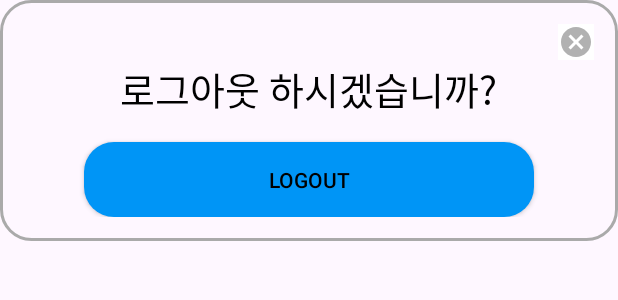
After one commit to Team14SNS/Philogram, an Android app: the layout dialog_logout.xml on its own in the app's theme, with its tools: preview values and no code run, on a phone screen of 412 x 824 dp. The commit adds this screen. Shown: the top 300 px of the screen. Run offline under Robolectric (Android 15) with nearby library versions, the phone set to English and light mode, and no system bars.

Commit message:
FEAT: 로그 아웃 기능 추가

```diff
--- a/app/src/main/java/com/example/philogram/MyPageEditActivity.kt
+++ b/app/src/main/java/com/example/philogram/MyPageEditActivity.kt
@@ -52,7 +52,6 @@ class MyPageEditActivity : AppCompatActivity() {
             edt_nation.setText(newNation)
             edt_intro.setText(newIntro)
             finish()
-
         }
     }
 }
--- /dev/null
+++ b/app/src/main/res/drawable/baseline_cancel_24.xml
@@ -0,0 +1,5 @@
+<vector android:height="24dp" android:tint="#B1B1B1"
+    android:viewportHeight="24" android:viewportWidth="24"
+    android:width="24dp" xmlns:android="http://schemas.android.com/apk/res/android">
+    <path android:fillColor="@android:color/white" android:pathData="M12,2C6.47,2 2,6.47 2,12s4.47,10 10,10 10,-4.47 10,-10S17.53,2 12,2zM17,15.59L15.59,17 12,13.41 8.41,17 7,15.59 10.59,12 7,8.41 8.41,7 12,10.59 15.59,7 17,8.41 13.41,12 17,15.59z"/>
+</vector>
--- /dev/null
+++ b/app/src/main/res/drawable/dialog_rounded_border.xml
@@ -0,0 +1,8 @@
+<?xml version="1.0" encoding="utf-8"?>
+<shape xmlns:android="http://schemas.android.com/apk/res/android">
+    <solid android:color="@android:color/transparent" />
+    <corners android:radius="20dp" />
+    <stroke
+        android:width="2dp"
+        android:color="@android:color/darker_gray" />
+</shape>
--- /dev/null
+++ b/app/src/main/res/layout/dialog_logout.xml
@@ -0,0 +1,36 @@
+<?xml version="1.0" encoding="utf-8"?>
+<LinearLayout xmlns:android="http://schemas.android.com/apk/res/android"
+    android:layout_width="match_parent"
+    android:layout_height="wrap_content"
+    android:background="@drawable/dialog_rounded_border"
+    android:gravity="center"
+    android:orientation="vertical"
+    android:padding="16dp">
+
+    <ImageButton
+        android:id="@+id/btn_cancle"
+        android:layout_gravity="right"
+        android:layout_width="wrap_content"
+        android:layout_height="wrap_content"
+        android:src="@drawable/baseline_cancel_24"
+        android:background="@color/white"
+        />
+
+    <TextView
+        android:id="@+id/dialog_title"
+        android:layout_width="wrap_content"
+        android:layout_height="wrap_content"
+        android:layout_gravity="center_horizontal"
+        android:layout_marginBottom="16dp"
+        android:text="로그아웃 하시겠습니까?"
+        android:textColor="@android:color/black"
+        android:textSize="25sp" />
+
+    <androidx.appcompat.widget.AppCompatButton
+        android:id="@+id/btn_login"
+        android:layout_width="300dp"
+        android:layout_height="50dp"
+        android:background="@drawable/btn_selector"
+        android:text="@string/logout"
+        android:textColor="#000000" />
+</LinearLayout>
--- a/app/src/main/res/values/strings.xml
+++ b/app/src/main/res/values/strings.xml
@@ -10,4 +10,5 @@
     <string name="invalid_password">Password must be >5 characters</string>
     <string name="login_failed">"Login failed"</string>
     <string name="login">Login</string>
+    <string name="logout">Logout</string>
 </resources>
```
Also changed, not shown: app/src/main/java/com/example/philogram/DetailActivity.kt (+82 -15 lines), app/src/main/java/com/example/philogram/TestData.kt (+5 -5 lines), app/src/main/res/layout/activity_detail.xml (+8 -0 lines).
